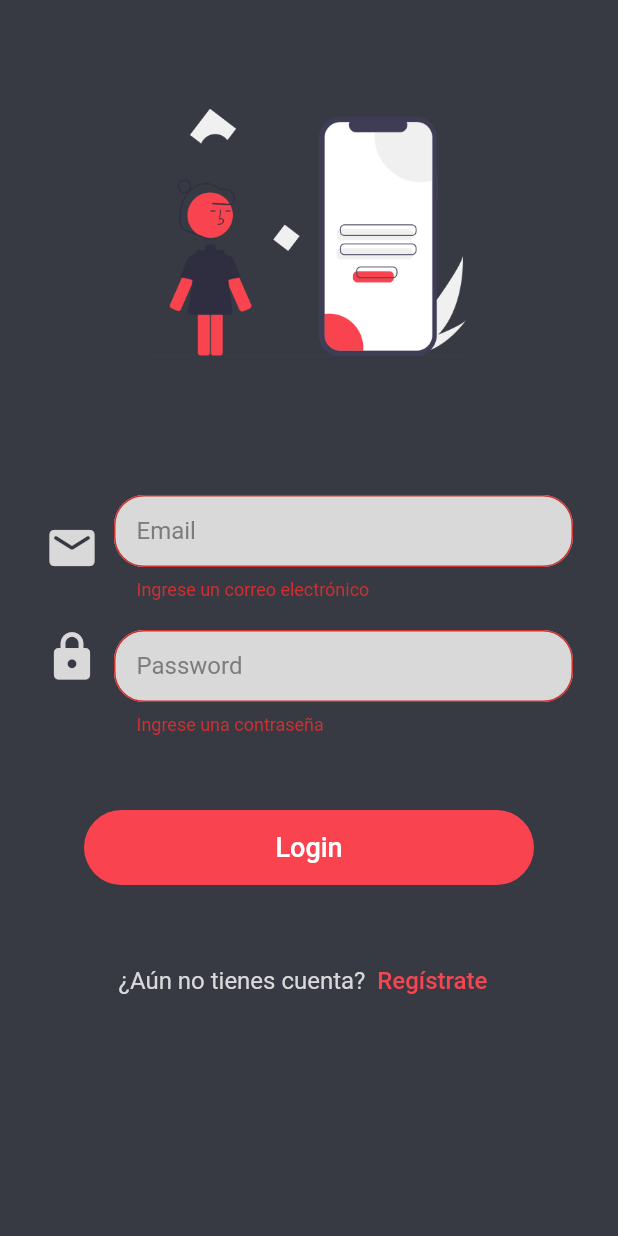
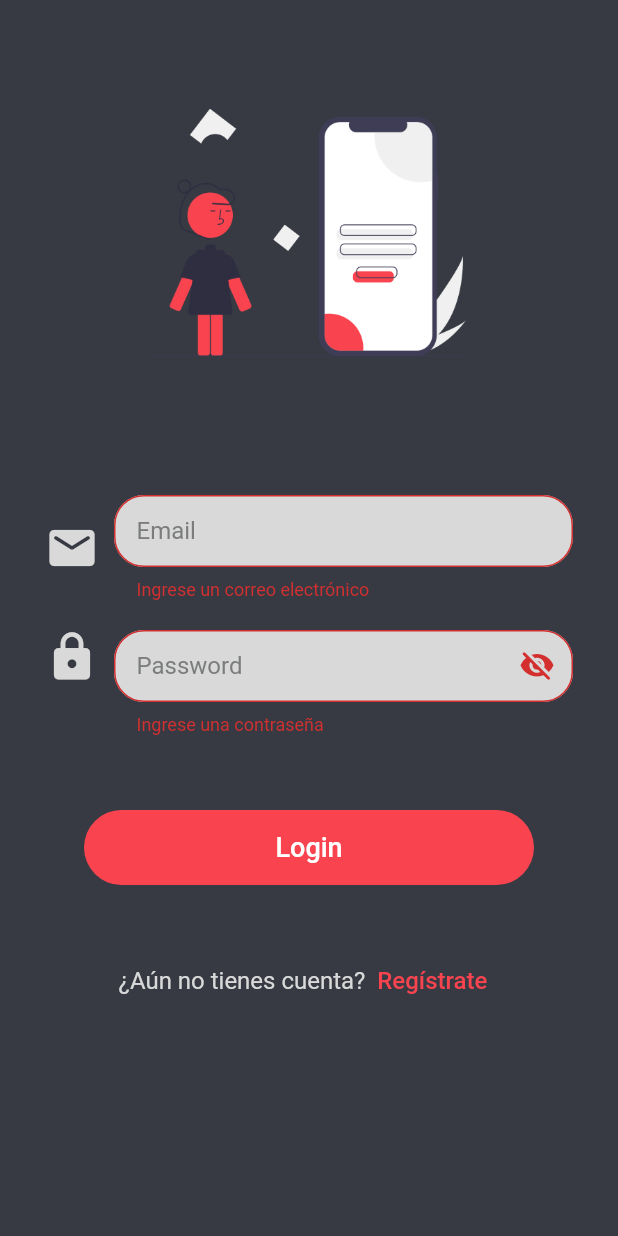
Before and after one commit to KVeramendi/chatApp, a Flutter app: the screen it shows after launch, after a tap on "Login", on a phone screen of 412 x 824 dp. Run offline on Flutter 3.47's test engine with Material 2 defaults, Android fonts, the phone set to English and light mode, and no system bars; our stand-ins replace after_layout, dio, flutter_secure_storage, fluttertoast, font_awesome_flutter, socket_io_client; network calls fail.

```diff
--- a/lib/main.dart
+++ b/lib/main.dart
@@ -1,14 +1,15 @@
 import 'package:flutter/material.dart';
-import 'package:flutter_chat_app/presentation/core/colors/app_colors.dart';
 import 'package:flutter_chat_app/presentation/core/routes/routes.dart';
 import 'package:flutter_chat_app/presentation/logic/services/socket/socket_service.dart';
 import 'package:flutter_chat_app/presentation/views/pages/auth/login/login_page.dart';
 import 'package:flutter_chat_app/presentation/views/pages/splash/splash_page.dart';
 import 'package:provider/provider.dart';
 
-void main() => runApp(MyApp());
+void main() => runApp(const MyApp());
 
 class MyApp extends StatelessWidget {
+  const MyApp({Key? key}) : super(key: key);
+
   @override
   Widget build(BuildContext context) {
     return MultiProvider(
@@ -20,12 +21,6 @@ class MyApp extends StatelessWidget {
         title: 'Material App',
         routes: appRoutes,
         home: const SplashPage(),
-        theme: ThemeData(
-            textTheme: const TextTheme(
-              headline6: TextStyle(color: AppColors.white),
-            ),
-            appBarTheme: const AppBarTheme(color: AppColors.secondaryAppColor),
-            scaffoldBackgroundColor: AppColors.secondaryAppColor),
       ),
     );
   }
--- a/lib/presentation/core/routes/routes.dart
+++ b/lib/presentation/core/routes/routes.dart
@@ -2,9 +2,11 @@ import 'package:flutter/material.dart';
 import 'package:flutter_chat_app/presentation/views/pages/auth/login/login_page.dart';
 import 'package:flutter_chat_app/presentation/views/pages/auth/sign_up/sign_up_page.dart';
 import 'package:flutter_chat_app/presentation/views/pages/chat/home/chat_home_page.dart';
+import 'package:flutter_chat_app/presentation/views/pages/splash/splash_page.dart';
 
 final Map<String, Widget Function(BuildContext)> appRoutes = {
   LoginPage.routeName: (_) => const LoginPage(),
   SignUpPage.routeName: (_) => const SignUpPage(),
   ChatHomePage.routeName: (_) => const ChatHomePage(),
+  SplashPage.routeName: (_) => const SplashPage(),
 };
--- a/lib/presentation/core/shared_widgets/text_field_widget.dart
+++ b/lib/presentation/core/shared_widgets/text_field_widget.dart
@@ -1,7 +1,7 @@
 import 'package:flutter/material.dart';
 import 'package:flutter_chat_app/presentation/core/colors/app_colors.dart';
 
-class TextFieldWidget extends StatelessWidget {
+class TextFieldWidget extends StatefulWidget {
   final TextEditingController controller;
   final String textValue;
   final Color cursorColor;
@@ -19,27 +19,43 @@ class TextFieldWidget extends StatelessWidget {
       : super(key: key);
 
   @override
+  State<TextFieldWidget> createState() => _TextFieldWidgetState();
+}
+
+class _TextFieldWidgetState extends State<TextFieldWidget> {
+  bool _isTextVisible = true;
+
+  @override
   Widget build(BuildContext context) {
     return TextFormField(
-      controller: controller,
-      keyboardType: keyboardType,
+      controller: widget.controller,
+      keyboardType: widget.keyboardType,
       decoration: InputDecoration(
           contentPadding: const EdgeInsets.symmetric(horizontal: 15.0),
-          hintText: textValue,
+          hintText: widget.textValue,
           hintStyle: const TextStyle(color: AppColors.hintTextColor),
-          filled: filled,
-          fillColor: filled ? AppColors.primaryAppColor : null,
-          focusedBorder: filled
+          suffixIcon: widget.keyboardType.index == 7
+              ? IconButton(
+                  onPressed: () =>
+                      setState(() => _isTextVisible = !_isTextVisible),
+                  icon: _isTextVisible
+                      ? const Icon(Icons.visibility_off_rounded)
+                      : const Icon(Icons.visibility_rounded))
+              : null,
+          filled: widget.filled,
+          fillColor: widget.filled ? AppColors.primaryAppColor : null,
+          focusedBorder: widget.filled
               ? OutlineInputBorder(
                   borderSide:
                       const BorderSide(color: AppColors.tertiaryAppColor),
                   borderRadius: BorderRadius.circular(20.0))
               : InputBorder.none,
-          border: filled
+          border: widget.filled
               ? OutlineInputBorder(borderRadius: BorderRadius.circular(20.0))
               : InputBorder.none),
-      validator: (value) => validator!(value ?? ''),
-      cursorColor: cursorColor,
+      obscureText: widget.keyboardType.index == 7 ? _isTextVisible : false,
+      validator: (value) => widget.validator!(value ?? ''),
+      cursorColor: widget.cursorColor,
     );
   }
 }
--- a/lib/presentation/views/pages/auth/login/login_controller.dart
+++ b/lib/presentation/views/pages/auth/login/login_controller.dart
@@ -1,4 +1,3 @@
-// import 'package:flash/flash.dart';
 import 'package:flutter/material.dart';
 import 'package:flutter_chat_app/data/datasources/api/auth_api.dart';
 import 'package:flutter_chat_app/data/repositories_impl/auth_repository_impl.dart';
@@ -6,6 +5,7 @@ import 'package:flutter_chat_app/domain/repositories/auth_repository.dart';
 import 'package:flutter_chat_app/presentation/core/colors/app_colors.dart';
 import 'package:flutter_chat_app/presentation/core/utils/toast.dart';
 import 'package:flutter_chat_app/presentation/views/pages/auth/sign_up/sign_up_page.dart';
+import 'package:flutter_chat_app/presentation/views/pages/splash/splash_page.dart';
 
 class LoginController {
   BuildContext? context;
@@ -13,7 +13,6 @@ class LoginController {
   final TextEditingController passwordController = TextEditingController();
   final GlobalKey<FormState> formKey = GlobalKey();
   final AuthRepository _repository = AuthRepositoryImpl(AuthApi());
-  // final AuthRepository _repository = AuthRepositoryImpl(AuthApi());
   LoginController({this.context});
 
   void init({required BuildContext context}) {
@@ -38,7 +37,7 @@ class LoginController {
       Navigator.pop(context!);
       if (loginOk) {
         ToastUtils.successToast("Login realizado exitosamente!");
-        Navigator.pushNamed(context!, SignUpPage.routeName);
+        Navigator.pushNamed(context!, SplashPage.routeName);
       } else {
         ToastUtils.errorToast("Correo de usuario o contraseña incorrecta!");
       }
--- a/lib/presentation/views/pages/auth/login/login_page.dart
+++ b/lib/presentation/views/pages/auth/login/login_page.dart
@@ -76,11 +76,11 @@ class _LoginPageState extends State<LoginPage> {
                       const SizedBox(width: 10.0),
                       Expanded(
                         child: TextFieldWidget(
-                          keyboardType: TextInputType.emailAddress,
                           controller: _loginController.passwordController,
                           textValue: 'Password',
                           validator: (value) =>
                               Validators.validatePassword(value),
+                          keyboardType: TextInputType.visiblePassword,
                         ),
                       ),
                     ],
--- a/lib/presentation/views/pages/auth/sign_up/sign_up_controller.dart
+++ b/lib/presentation/views/pages/auth/sign_up/sign_up_controller.dart
@@ -5,8 +5,7 @@ import 'package:flutter_chat_app/data/repositories_impl/auth_repository_impl.dar
 import 'package:flutter_chat_app/domain/repositories/auth_repository.dart';
 import 'package:flutter_chat_app/presentation/core/colors/app_colors.dart';
 import 'package:flutter_chat_app/presentation/core/utils/toast.dart';
-import 'package:flutter_chat_app/presentation/views/pages/auth/sign_up/sign_up_page.dart';
-import 'package:flutter_chat_app/presentation/views/pages/chat/home/chat_home_page.dart';
+import 'package:flutter_chat_app/presentation/views/pages/splash/splash_page.dart';
 
 class SignUpController {
   BuildContext? context;
@@ -45,7 +44,7 @@ class SignUpController {
       ));
       Navigator.pop(context!);
       if (signUp) {
-        Navigator.pushNamed(context!, SignUpPage.routeName);
+        Navigator.pushNamed(context!, SplashPage.routeName);
       } else {
         ToastUtils.errorToast("Falló el proceso de registro");
       }
--- a/lib/presentation/views/pages/splash/splash_page.dart
+++ b/lib/presentation/views/pages/splash/splash_page.dart
@@ -1,12 +1,14 @@
 import 'package:after_layout/after_layout.dart';
 import 'package:flutter/material.dart';
 import 'package:flutter_chat_app/data/datasources/local/auth_local.dart';
+import 'package:flutter_chat_app/presentation/core/colors/app_colors.dart';
 import 'package:flutter_chat_app/presentation/logic/services/socket/socket_service.dart';
 import 'package:flutter_chat_app/presentation/views/pages/auth/login/login_page.dart';
 import 'package:flutter_chat_app/presentation/views/pages/chat/home/chat_home_page.dart';
 import 'package:provider/provider.dart';
 
 class SplashPage extends StatefulWidget {
+  static const routeName = 'splash';
   const SplashPage({Key? key}) : super(key: key);
 
   @override
@@ -32,9 +34,11 @@ class _SplashPageState extends State<SplashPage> with AfterLayoutMixin {
 
   @override
   Widget build(BuildContext context) {
-    return Scaffold(
+    return const Scaffold(
       body: Center(
-        child: LinearProgressIndicator(),
+        child: CircularProgressIndicator(
+          color: AppColors.tertiaryAppColor,
+        ),
       ),
     );
   }
```
Also changed, not shown: lib/presentation/core/shared_widgets/search_widget.dart (added, +54 -0 lines), lib/presentation/logic/search/chat_search/chat_search.dart (+16 -1 lines), lib/presentation/views/pages/chat/home/chat_home_controller.dart (added, +19 -0 lines), lib/presentation/views/pages/chat/home/chat_home_page.dart (+42 -9 lines).
